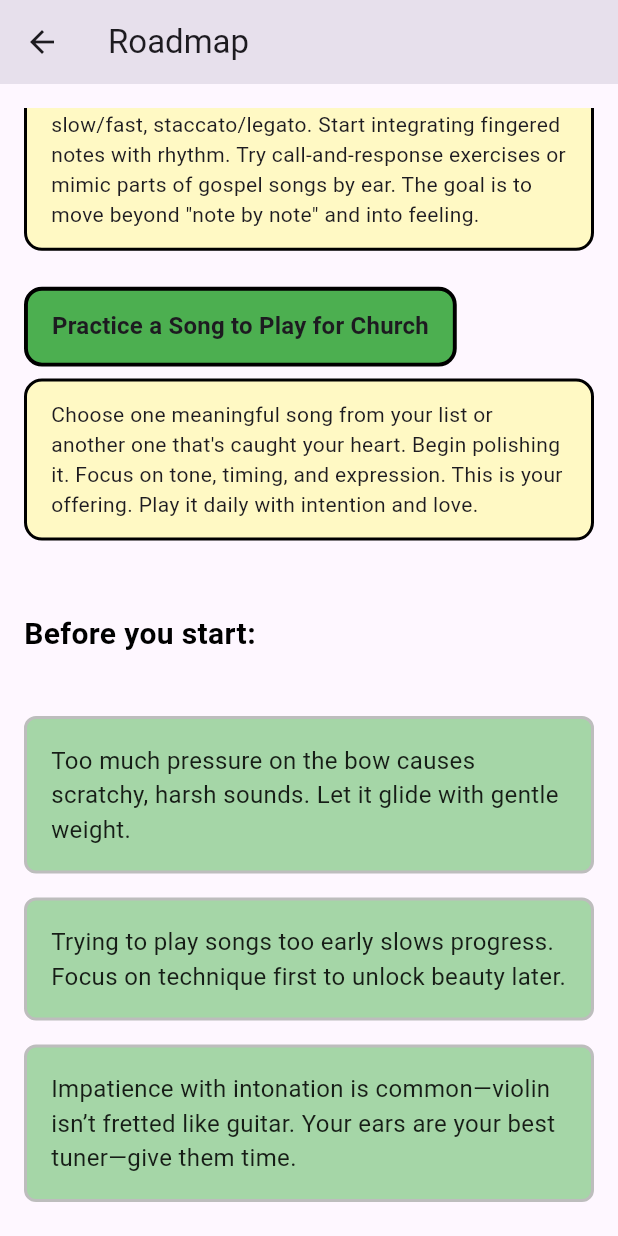
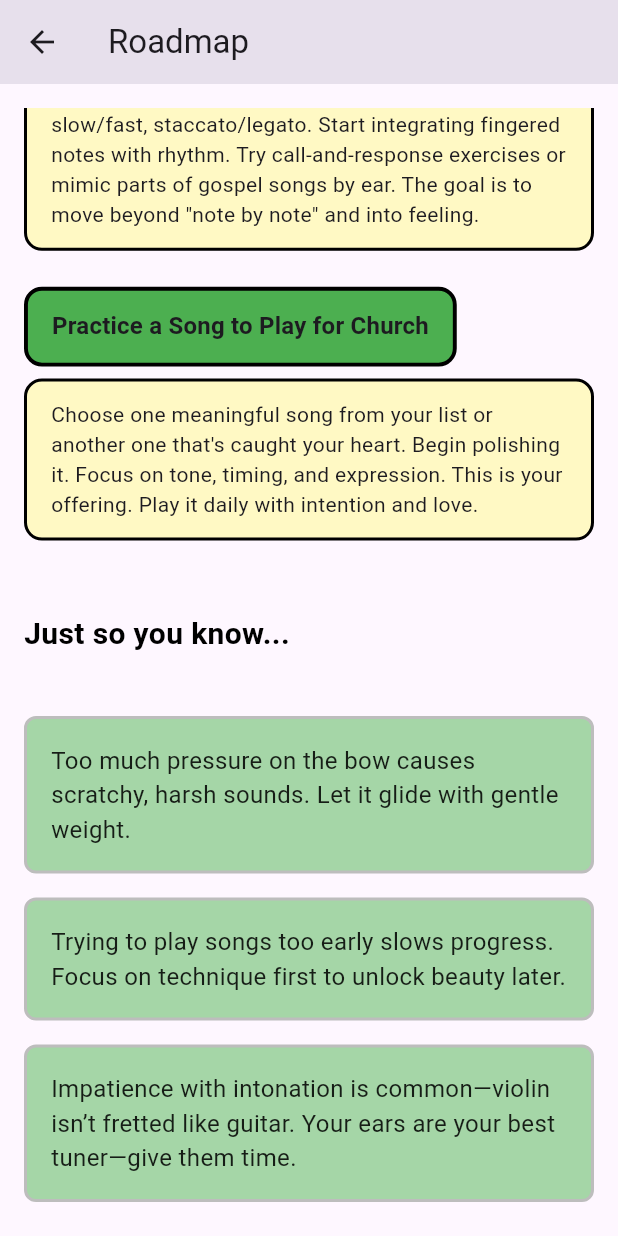
Before and after one commit to MatthewLacerda2/GoalGetter, a Flutter app: the RoadmapLayOutScreen screen opened directly, scrolled down 1152 dp, on a phone screen of 412 x 824 dp. Run offline on Flutter 3.47's test engine with Material 3 defaults, Android fonts, the phone set to English and light mode, and no system bars; our stand-ins replace font_awesome_flutter, introduction_screen, shared_preferences; accounts and stored records are empty.

Commit message:
finished translations

```diff
--- a/frontend/lib/l10n/app_localizations.dart
+++ b/frontend/lib/l10n/app_localizations.dart
@@ -616,6 +616,30 @@ abstract class AppLocalizations {
   /// In en, this message translates to:
   /// **'Send'**
   String get send;
+
+  /// Label for roadmap screen
+  ///
+  /// In en, this message translates to:
+  /// **'Roadmap'**
+  String get roadmap;
+
+  /// Label for before you start
+  ///
+  /// In en, this message translates to:
+  /// **'Just so you know...'**
+  String get beforeYouStart;
+
+  /// Label for goal started
+  ///
+  /// In en, this message translates to:
+  /// **'Goal started!'**
+  String get goalStarted;
+
+  /// Label for let's go button
+  ///
+  /// In en, this message translates to:
+  /// **'LET\'S GO!'**
+  String get letSGo;
 }
 
 class _AppLocalizationsDelegate extends LocalizationsDelegate<AppLocalizations> {
--- a/frontend/lib/screens/goals/roadmap/roadmap_lay_out_screen.dart
+++ b/frontend/lib/screens/goals/roadmap/roadmap_lay_out_screen.dart
@@ -1,6 +1,7 @@
 import 'package:flutter/material.dart';
 import '../../../utils/road_step_data.dart';
 import '../../../widgets/screens/goals/roadmap/road_step_widget.dart';
+import '../../../l10n/app_localizations.dart';
 
 class RoadmapLayOutScreen extends StatefulWidget {
   final List<RoadStepData> steps;
@@ -82,7 +83,7 @@ class _RoadmapLayOutScreenState extends State<RoadmapLayOutScreen> with TickerPr
   @override
   Widget build(BuildContext context) {
     return Scaffold(
-      appBar: AppBar(title: const Text('Roadmap')),
+      appBar: AppBar(title: Text(AppLocalizations.of(context)!.roadmap)),
       body: Padding(
         padding: const EdgeInsets.all(16.0),
         child: SingleChildScrollView(
@@ -102,9 +103,9 @@ class _RoadmapLayOutScreenState extends State<RoadmapLayOutScreen> with TickerPr
                 const SizedBox(height: 36),
                 Align(
                   alignment: Alignment.centerLeft,
-                  child: const Text(
-                    'Before you start:',
-                    style: TextStyle(
+                  child: Text(
+                    AppLocalizations.of(context)!.beforeYouStart,
+                    style: const TextStyle(
                       fontSize: 20,
                       fontWeight: FontWeight.bold,
                       color: Colors.black,
@@ -147,8 +148,8 @@ class _RoadmapLayOutScreenState extends State<RoadmapLayOutScreen> with TickerPr
                   onPressed: () {
                     //TODO: save the roadmap, goal and task
                     ScaffoldMessenger.of(context).showSnackBar(
-                      const SnackBar(
-                        content: Text('Goal started!'),
+                      SnackBar(
+                        content: Text(AppLocalizations.of(context)!.goalStarted),
                       ),
                     );
                     Navigator.of(context).popUntil((route) => route.isFirst);
@@ -161,9 +162,9 @@ class _RoadmapLayOutScreenState extends State<RoadmapLayOutScreen> with TickerPr
                     ),
                     padding: const EdgeInsets.symmetric(vertical: 12),
                   ),
-                  child: const Text(
-                    'LET\'S GO!',
-                    style: TextStyle(
+                  child: Text(
+                    AppLocalizations.of(context)!.letSGo,
+                    style: const TextStyle(
                       fontSize: 24,
                       fontWeight: FontWeight.bold,
                     ),
```
Also changed, not shown: frontend/lib/l10n/app_en.arb (+16 -0 lines), frontend/lib/l10n/app_localizations_en.dart (+12 -0 lines), frontend/lib/l10n/app_localizations_pt.dart (+12 -0 lines), frontend/lib/l10n/app_pt.arb (+16 -0 lines).
